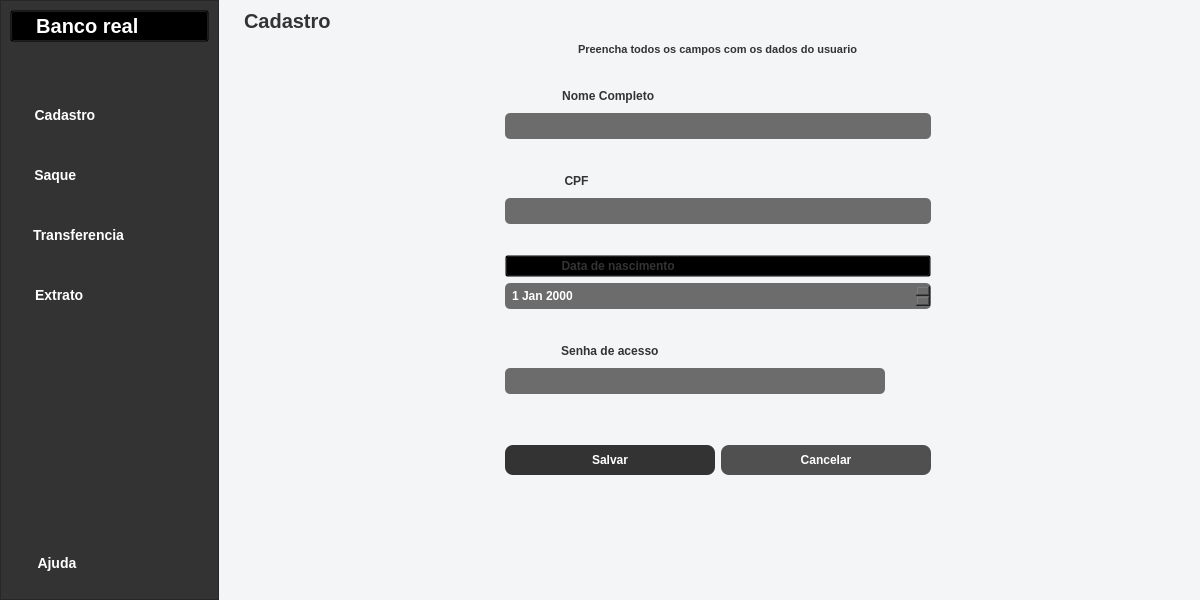
This is Telas/home_page.ui in joaocarlos-losfe/Python-PyQt5-Banco as Qt 5 draws it before an edit. The edited form follows.
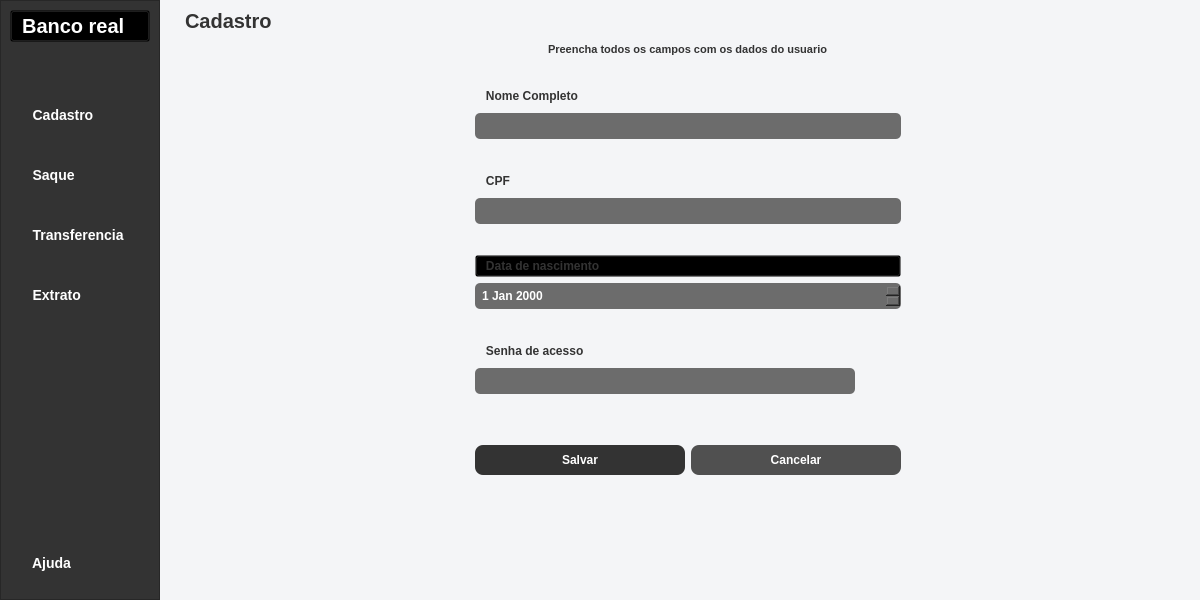
This is the edited form. The open tabs and pages were chosen to show the change. Icons and pictures are not drawn.

Commit message: alinhamento dos titulos com icones corrigidos atraves do css com 'text-align: left'

Patch:
```diff
--- a/Telas/home_page.ui
+++ b/Telas/home_page.ui
@@ -76,10 +76,10 @@
              <item>
               <widget class="QPushButton" name="logo">
                <property name="styleSheet">
-                <string notr="true">background-color: transparent; color: white; font-weight: bold; font-size: 20px; </string>
+                <string notr="true">background-color: transparent; color: white; font-weight: bold; font-size: 20px; text-align: left;</string>
                </property>
                <property name="text">
-                <string>  Banco real          </string>
+                <string>  Banco real</string>
                </property>
                <property name="icon">
                 <iconset>
@@ -114,10 +114,10 @@
            <item>
             <widget class="QPushButton" name="btn_goto_tela_cadastro">
              <property name="styleSheet">
-              <string notr="true">color: white; font-size: 14px; font-weight: bold; margin-top: 8px; margin-bottom: 8px; padding: 10px;</string>
+              <string notr="true">color: white; font-size: 14px; font-weight: bold; margin-top: 8px; margin-bottom: 8px; padding: 10px;text-align: left;</string>
              </property>
              <property name="text">
-              <string>   Cadastro                          </string>
+              <string>   Cadastro</string>
              </property>
              <property name="icon">
               <iconset>
@@ -137,10 +137,10 @@
            <item>
             <widget class="QPushButton" name="btn_goto_tela_saque">
              <property name="styleSheet">
-              <string notr="true">color: white; font-size: 14px; font-weight: bold; margin-top: 8px; margin-bottom: 8px; padding: 10px;</string>
+              <string notr="true">color: white; font-size: 14px; font-weight: bold; margin-top: 8px; margin-bottom: 8px; padding: 10px;text-align: left;</string>
              </property>
              <property name="text">
-              <string>   Saque                               </string>
+              <string>   Saque</string>
              </property>
              <property name="icon">
               <iconset>
@@ -160,10 +160,10 @@
            <item>
             <widget class="QPushButton" name="btn_goto_tela_transferencia">
              <property name="styleSheet">
-              <string notr="true">color: white; font-size: 14px; font-weight: bold; margin-top: 8px; margin-bottom: 8px; padding: 10px;</string>
+              <string notr="true">color: white; font-size: 14px; font-weight: bold; margin-top: 8px; margin-bottom: 8px; padding: 10px;text-align: left;</string>
              </property>
              <property name="text">
-              <string>   Transferencia                   </string>
+              <string>   Transferencia</string>
              </property>
              <property name="icon">
               <iconset>
@@ -183,10 +183,10 @@
            <item>
             <widget class="QPushButton" name="btn_goto_tela_extrato">
              <property name="styleSheet">
-              <string notr="true">color: white; font-size: 14px; font-weight: bold; margin-top: 8px; margin-bottom: 8px; padding: 10px;</string>
+              <string notr="true">color: white; font-size: 14px; font-weight: bold; margin-top: 8px; margin-bottom: 8px; padding: 10px;text-align: left;</string>
              </property>
              <property name="text">
-              <string>   Extrato                             </string>
+              <string>   Extrato</string>
              </property>
              <property name="icon">
               <iconset>
@@ -219,10 +219,10 @@
            <item>
             <widget class="QPushButton" name="pushButton">
              <property name="styleSheet">
-              <string notr="true">color: white; font-size: 14px; font-weight: bold; margin-top: 8px; margin-bottom: 8px; padding: 10px;</string>
+              <string notr="true">color: white; font-size: 14px; font-weight: bold; margin-top: 8px; margin-bottom: 8px; padding: 10px;text-align: left;</string>
              </property>
              <property name="text">
-              <string>   Ajuda                              </string>
+              <string>   Ajuda</string>
              </property>
              <property name="icon">
               <iconset>
@@ -356,10 +356,10 @@
               <item>
                <widget class="QPushButton" name="pushButton_5">
                 <property name="styleSheet">
-                 <string notr="true">background-color: transparent; color: #333333;font-size: 12px; font-weight: bold; </string>
+                 <string notr="true">background-color: transparent; color: #333333;font-size: 12px; font-weight: bold; text-align: left;</string>
                 </property>
                 <property name="text">
-                 <string>   Nome Completo                                                                     </string>
+                 <string>   Nome Completo</string>
                 </property>
                 <property name="icon">
                  <iconset>
@@ -411,10 +411,10 @@
               <item>
                <widget class="QPushButton" name="pushButton_6">
                 <property name="styleSheet">
-                 <string notr="true">background-color: transparent; color: #333333;font-size: 12px; font-weight: bold; </string>
+                 <string notr="true">background-color: transparent; color: #333333;font-size: 12px; font-weight: bold; text-align: left;</string>
                 </property>
                 <property name="text">
-                 <string>   CPF                                                                                        </string>
+                 <string>   CPF</string>
                 </property>
                 <property name="icon">
                  <iconset>
@@ -469,10 +469,10 @@
               <item>
                <widget class="QPushButton" name="pushButton_8">
                 <property name="styleSheet">
-                 <string notr="true">background-color: transparent; color: #333333;font-size: 12px; font-weight: bold; </string>
+                 <string notr="true">background-color: transparent; color: #333333;font-size: 12px; font-weight: bold; text-align: left;</string>
                 </property>
                 <property name="text">
-                 <string>   Data de nascimento                                                               </string>
+                 <string>   Data de nascimento</string>
                 </property>
                 <property name="icon">
                  <iconset>
@@ -518,10 +518,10 @@
               <item>
                <widget class="QPushButton" name="pushButton_9">
                 <property name="styleSheet">
-                 <string notr="true">background-color: transparent; color: #333333;font-size: 12px; font-weight: bold; </string>
+                 <string notr="true">background-color: transparent; color: #333333;font-size: 12px; font-weight: bold; text-align: left;</string>
                 </property>
                 <property name="text">
-                 <string>   Senha de acesso                                                                    </string>
+                 <string>   Senha de acesso</string>
                 </property>
                 <property name="icon">
                  <iconset>
```
Left out of the diff: 18 changed lines with no effect on the pictures.
